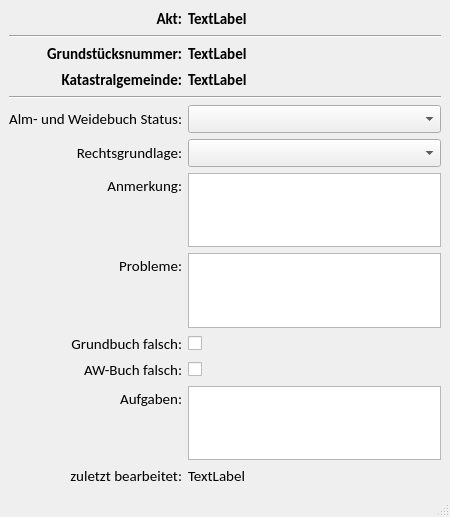
Old version of the form app_core/scopes/gst/gst_zuordnung_dataform.ui in the repository gidhoog/AlmGIS.
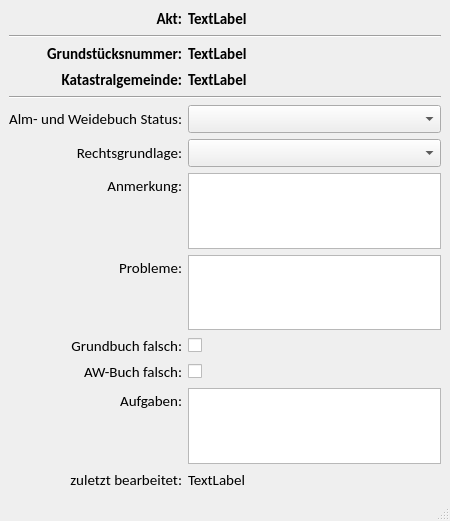
New version of the form.

Patch:
```diff
--- a/app_core/scopes/gst/gst_zuordnung_dataform.ui
+++ b/app_core/scopes/gst/gst_zuordnung_dataform.ui
@@ -7,7 +7,7 @@
     <x>0</x>
     <y>0</y>
     <width>450</width>
-    <height>517</height>
+    <height>521</height>
    </rect>
   </property>
   <property name="windowTitle">
```
